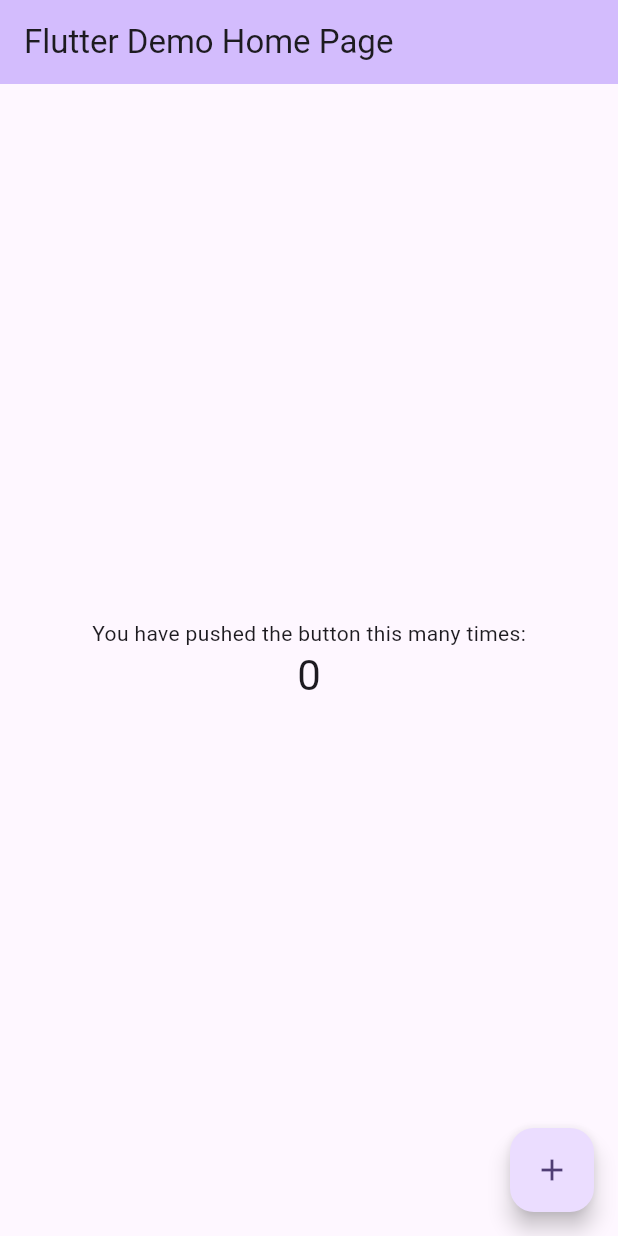
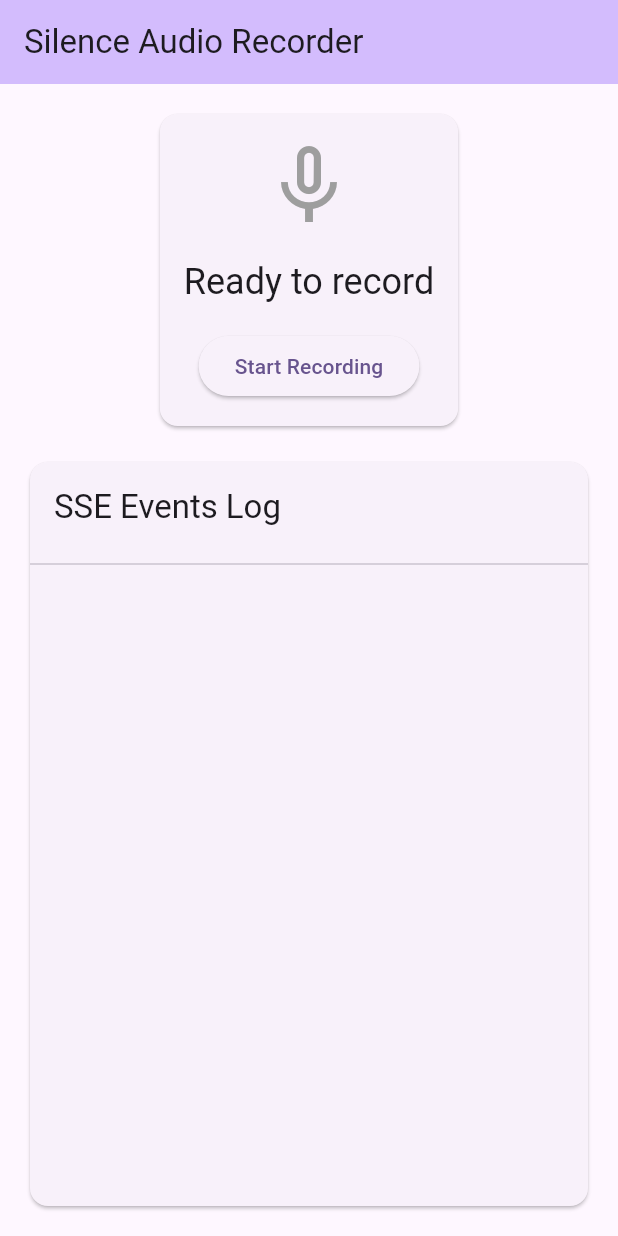
Before and after one commit to festeh/silence, a Flutter app: the screen it shows after launch, on a phone screen of 412 x 824 dp. Run offline on Flutter 3.47's test engine with Material 3 defaults, Android fonts, the light colour scheme and no system bars; our stand-ins replace permission_handler; missing offline and left inert: record.

Commit message:
init frontend

```diff
--- a/frontend/lib/main.dart
+++ b/frontend/lib/main.dart
@@ -1,122 +1,260 @@
+import 'dart:convert';
+import 'dart:io';
 import 'package:flutter/material.dart';
+import 'package:record/record.dart';
+import 'package:permission_handler/permission_handler.dart';
+import 'package:path_provider/path_provider.dart';
+import 'package:http/http.dart' as http;
 
 void main() {
-  runApp(const MyApp());
+  runApp(const SilenceApp());
 }
 
-class MyApp extends StatelessWidget {
-  const MyApp({super.key});
+class SilenceApp extends StatelessWidget {
+  const SilenceApp({super.key});
 
-  // This widget is the root of your application.
   @override
   Widget build(BuildContext context) {
     return MaterialApp(
-      title: 'Flutter Demo',
+      title: 'Silence Audio Recorder',
       theme: ThemeData(
-        // This is the theme of your application.
-        //
-        // TRY THIS: Try running your application with "flutter run". You'll see
-        // the application has a purple toolbar. Then, without quitting the app,
-        // try changing the seedColor in the colorScheme below to Colors.green
-        // and then invoke "hot reload" (save your changes or press the "hot
-        // reload" button in a Flutter-supported IDE, or press "r" if you used
-        // the command line to start the app).
-        //
-        // Notice that the counter didn't reset back to zero; the application
-        // state is not lost during the reload. To reset the state, use hot
-        // restart instead.
-        //
-        // This works for code too, not just values: Most code changes can be
-        // tested with just a hot reload.
         colorScheme: ColorScheme.fromSeed(seedColor: Colors.deepPurple),
+        useMaterial3: true,
       ),
-      home: const MyHomePage(title: 'Flutter Demo Home Page'),
+      home: const AudioRecorderScreen(),
     );
   }
 }
 
-class MyHomePage extends StatefulWidget {
-  const MyHomePage({super.key, required this.title});
-
-  // This widget is the home page of your application. It is stateful, meaning
-  // that it has a State object (defined below) that contains fields that affect
-  // how it looks.
-
-  // This class is the configuration for the state. It holds the values (in this
-  // case the title) provided by the parent (in this case the App widget) and
-  // used by the build method of the State. Fields in a Widget subclass are
-  // always marked "final".
-
-  final String title;
+class AudioRecorderScreen extends StatefulWidget {
+  const AudioRecorderScreen({super.key});
 
   @override
-  State<MyHomePage> createState() => _MyHomePageState();
+  State<AudioRecorderScreen> createState() => _AudioRecorderScreenState();
 }
 
-class _MyHomePageState extends State<MyHomePage> {
-  int _counter = 0;
+class _AudioRecorderScreenState extends State<AudioRecorderScreen> {
+  late AudioRecorder _audioRecorder;
+  bool _isRecording = false;
+  bool _isProcessing = false;
+  String? _recordedFilePath;
+  List<String> _sseEvents = [];
+  final String _backendUrl = 'http://localhost:8090';
 
-  void _incrementCounter() {
+  @override
+  void initState() {
+    super.initState();
+    _audioRecorder = AudioRecorder();
+  }
+
+  @override
+  void dispose() {
+    _audioRecorder.dispose();
+    super.dispose();
+  }
+
+  Future<void> _requestPermissions() async {
+    await Permission.microphone.request();
+  }
+
+  Future<void> _startRecording() async {
+    await _requestPermissions();
+
+    if (await _audioRecorder.hasPermission()) {
+      final directory = await getTemporaryDirectory();
+      final filePath = '${directory.path}/audio_${DateTime.now().millisecondsSinceEpoch}.wav';
+
+      await _audioRecorder.start(
+        const RecordConfig(
+          encoder: AudioEncoder.wav,
+          sampleRate: 44100,
+          bitRate: 128000,
+        ),
+        path: filePath,
+      );
+
+      setState(() {
+        _isRecording = true;
+        _recordedFilePath = filePath;
+        _sseEvents.clear();
+      });
+    }
+  }
+
+  Future<void> _stopRecording() async {
+    final path = await _audioRecorder.stop();
     setState(() {
-      // This call to setState tells the Flutter framework that something has
-      // changed in this State, which causes it to rerun the build method below
-      // so that the display can reflect the updated values. If we changed
-      // _counter without calling setState(), then the build method would not be
-      // called again, and so nothing would appear to happen.
-      _counter++;
+      _isRecording = false;
+      _recordedFilePath = path;
     });
+
+    if (path != null) {
+      await _sendAudioToBackend(path);
+    }
+  }
+
+  Future<void> _sendAudioToBackend(String filePath) async {
+    setState(() {
+      _isProcessing = true;
+      _sseEvents.add('Starting audio upload...');
+    });
+
+    try {
+      final file = File(filePath);
+      final request = http.MultipartRequest(
+        'POST',
+        Uri.parse('$_backendUrl/speak'),
+      );
+
+      request.files.add(
+        await http.MultipartFile.fromPath('audio', filePath),
+      );
+
+      request.headers.addAll({
+        'Accept': 'text/event-stream',
+        'Cache-Control': 'no-cache',
+      });
+
+      final streamedResponse = await request.send();
+
+      if (streamedResponse.statusCode == 200) {
+        setState(() {
+          _sseEvents.add('Connected to backend, receiving events...');
+        });
+
+        streamedResponse.stream
+            .transform(utf8.decoder)
+            .transform(const LineSplitter())
+            .listen(
+          (line) {
+            if (line.startsWith('event:')) {
+              final eventType = line.substring(6).trim();
+              setState(() {
+                _sseEvents.add('Event: $eventType');
+              });
+            } else if (line.startsWith('data:')) {
+              final data = line.substring(5).trim();
+              try {
+                final jsonData = jsonDecode(data);
+                setState(() {
+                  _sseEvents.add('Data: ${jsonEncode(jsonData)}');
+                });
+              } catch (e) {
+                setState(() {
+                  _sseEvents.add('Raw data: $data');
+                });
+              }
+            }
+          },
+          onDone: () {
+            setState(() {
+              _isProcessing = false;
+              _sseEvents.add('Processing completed');
+            });
+          },
+          onError: (error) {
+            setState(() {
+              _isProcessing = false;
+              _sseEvents.add('Error: $error');
+            });
+          },
+        );
+      } else {
+        setState(() {
+          _isProcessing = false;
+          _sseEvents.add('HTTP Error: ${streamedResponse.statusCode}');
+        });
+      }
+    } catch (e) {
+      setState(() {
+        _isProcessing = false;
+        _sseEvents.add('Exception: $e');
+      });
+    }
   }
 
   @override
   Widget build(BuildContext context) {
-    // This method is rerun every time setState is called, for instance as done
-    // by the _incrementCounter method above.
-    //
-    // The Flutter framework has been optimized to make rerunning build methods
-    // fast, so that you can just rebuild anything that needs updating rather
-    // than having to individually change instances of widgets.
     return Scaffold(
       appBar: AppBar(
-        // TRY THIS: Try changing the color here to a specific color (to
-        // Colors.amber, perhaps?) and trigger a hot reload to see the AppBar
-        // change color while the other colors stay the same.
+        title: const Text('Silence Audio Recorder'),
         backgroundColor: Theme.of(context).colorScheme.inversePrimary,
-        // Here we take the value from the MyHomePage object that was created by
-        // the App.build method, and use it to set our appbar title.
-        title: Text(widget.title),
       ),
-      body: Center(
-        // Center is a layout widget. It takes a single child and positions it
-        // in the middle of the parent.
+      body: Padding(
+        padding: const EdgeInsets.all(16.0),
         child: Column(
-          // Column is also a layout widget. It takes a list of children and
-          // arranges them vertically. By default, it sizes itself to fit its
-          // children horizontally, and tries to be as tall as its parent.
-          //
-          // Column has various properties to control how it sizes itself and
-          // how it positions its children. Here we use mainAxisAlignment to
-          // center the children vertically; the main axis here is the vertical
-          // axis because Columns are vertical (the cross axis would be
-          // horizontal).
-          //
-          // TRY THIS: Invoke "debug painting" (choose the "Toggle Debug Paint"
-          // action in the IDE, or press "p" in the console), to see the
-          // wireframe for each widget.
-          mainAxisAlignment: MainAxisAlignment.center,
-          children: <Widget>[
-            const Text('You have pushed the button this many times:'),
-            Text(
-              '$_counter',
-              style: Theme.of(context).textTheme.headlineMedium,
+          children: [
+            Card(
+              child: Padding(
+                padding: const EdgeInsets.all(16.0),
+                child: Column(
+                  children: [
+                    Icon(
+                      _isRecording ? Icons.mic : Icons.mic_none,
+                      size: 64,
+                      color: _isRecording ? Colors.red : Colors.grey,
+                    ),
+                    const SizedBox(height: 16),
+                    Text(
+                      _isRecording
+                          ? 'Recording...'
+                          : _isProcessing
+                              ? 'Processing...'
+                              : 'Ready to record',
+                      style: Theme.of(context).textTheme.headlineSmall,
+                    ),
+                    const SizedBox(height: 16),
+                    ElevatedButton(
+                      onPressed: _isProcessing
+                          ? null
+                          : _isRecording
+                              ? _stopRecording
+                              : _startRecording,
+                      child: Text(_isRecording ? 'Stop Recording' : 'Start Recording'),
+                    ),
+                  ],
+                ),
+              ),
+            ),
+            const SizedBox(height: 16),
+            Expanded(
+              child: Card(
+                child: Column(
+                  crossAxisAlignment: CrossAxisAlignment.start,
+                  children: [
+                    Padding(
+                      padding: const EdgeInsets.all(16.0),
+                      child: Text(
+                        'SSE Events Log',
+                        style: Theme.of(context).textTheme.titleLarge,
+                      ),
+                    ),
+                    const Divider(),
+                    Expanded(
+                      child: ListView.builder(
+                        itemCount: _sseEvents.length,
+                        itemBuilder: (context, index) {
+                          return ListTile(
+                            dense: true,
+                            leading: Text(
+                              '${index + 1}',
+                              style: Theme.of(context).textTheme.bodySmall,
+                            ),
+                            title: Text(
+                              _sseEvents[index],
+                              style: const TextStyle(fontFamily: 'monospace'),
+                            ),
+                          );
+                        },
+                      ),
+                    ),
+                  ],
+                ),
+              ),
             ),
           ],
         ),
       ),
-      floatingActionButton: FloatingActionButton(
-        onPressed: _incrementCounter,
-        tooltip: 'Increment',
-        child: const Icon(Icons.add),
-      ), // This trailing comma makes auto-formatting nicer for build methods.
     );
   }
 }
```
Also changed, not shown: frontend/pubspec.yaml (+6 -2 lines), frontend/pubspec.lock, 2 other files.
